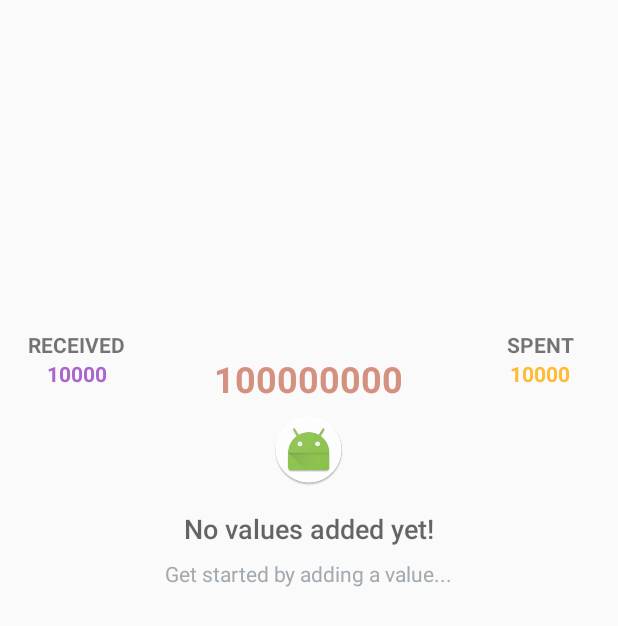
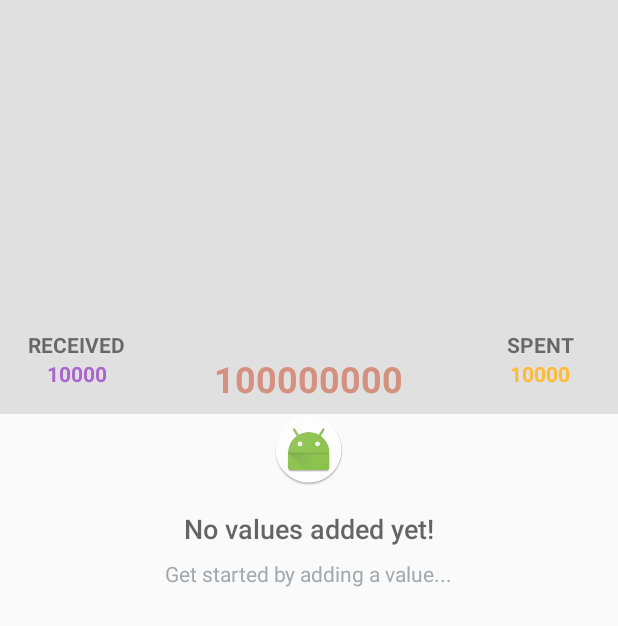
Before and after one commit to anshenguin/New-App-Prototype, an Android app: the layout fragment_today.xml on its own in the app's theme, with its tools: preview values and no code run, on a phone screen of 412 x 824 dp. Shown: the top 626 px of the screen. Run offline under Robolectric (Android 15) with nearby library versions, the light colour scheme and no system bars.

Commit message:
Parallax removed, other UI stuff added

```diff
--- /dev/null
+++ b/app/src/main/java/com/kinitoapps/moneymanager/NonScrollListView.java
@@ -0,0 +1,30 @@
+package com.kinitoapps.moneymanager;
+
+import android.content.Context;
+import android.util.AttributeSet;
+import android.view.ViewGroup;
+import android.widget.ListView;
+
+/**
+ * Created by HP INDIA on 04-Jan-18.
+ */
+public class NonScrollListView extends ListView {
+
+    public NonScrollListView(Context context) {
+        super(context);
+    }
+    public NonScrollListView(Context context, AttributeSet attrs) {
+        super(context, attrs);
+    }
+    public NonScrollListView(Context context, AttributeSet attrs, int defStyle) {
+        super(context, attrs, defStyle);
+    }
+    @Override
+    public void onMeasure(int widthMeasureSpec, int heightMeasureSpec) {
+        int heightMeasureSpec_custom = MeasureSpec.makeMeasureSpec(
+                Integer.MAX_VALUE >> 2, MeasureSpec.AT_MOST);
+        super.onMeasure(widthMeasureSpec, heightMeasureSpec_custom);
+        ViewGroup.LayoutParams params = getLayoutParams();
+        params.height = getMeasuredHeight();
+    }
+}
--- a/app/src/main/java/com/kinitoapps/moneymanager/home.java
+++ b/app/src/main/java/com/kinitoapps/moneymanager/home.java
@@ -18,6 +18,7 @@ import android.support.v7.app.ActionBarDrawerToggle;
 import android.support.v7.app.AppCompatActivity;
 import android.support.v7.widget.Toolbar;
 import android.view.MenuItem;
+import android.widget.Toast;
 
 public class home extends AppCompatActivity
         implements NavigationView.OnNavigationItemSelectedListener, TodayFragment.OnFragmentInteractionListener,YesterdayFragment.OnFragmentInteractionListener {
--- a/app/src/main/res/layout/fragment_today.xml
+++ b/app/src/main/res/layout/fragment_today.xml
@@ -1,35 +1,27 @@
-<android.support.design.widget.CoordinatorLayout xmlns:android="http://schemas.android.com/apk/res/android"
-    xmlns:tools="http://schemas.android.com/tools"
+<?xml version="1.0" encoding="utf-8"?>
+
+<ScrollView
+    xmlns:android="http://schemas.android.com/apk/res/android"
+    xmlns:app="http://schemas.android.com/apk/res-auto"
     android:layout_width="match_parent"
-    android:layout_height="match_parent"
-    xmlns:app="http://schemas.android.com/apk/res-auto"
-    tools:context="com.kinitoapps.moneymanager.TodayFragment">
+    android:focusable="true"
+    android:layout_height="match_parent">
+
+    <!--<android.support.v4.widget.NestedScrollView-->
+    <!--android:layout_width="match_parent"-->
+    <!--android:layout_height="wrap_content">-->
 
     <LinearLayout
         android:layout_width="match_parent"
         android:orientation="vertical"
-        android:layout_height="wrap_content">
-
-        <android.support.design.widget.CollapsingToolbarLayout
-            android:id="@+id/collapsing_toolbar"
-            android:layout_width="match_parent"
-            android:layout_height="wrap_content"
-            app:layout_scrollFlags="scroll|exitUntilCollapsed"
-            android:fitsSystemWindows="true"
-            app:contentScrim="?attr/colorPrimary"
-            app:expandedTitleMarginStart="10dp"
-            app:expandedTitleMarginEnd="64dp">
-
-        <RelativeLayout
-            android:layout_width="match_parent"
-            android:scaleType="centerCrop"
-            android:fitsSystemWindows="true"
-            app:layout_collapseMode="parallax"
+        android:descendantFocusability="blocksDescendants"
         android:layout_height="wrap_content">
             <LinearLayout
                 android:layout_width="match_parent"
-            android:orientation="vertical"
-            android:layout_height="wrap_content">
+                android:layout_height="wrap_content"
+                android:background="#E0E0E0"
+                android:id="@+id/pie_chart"
+                android:orientation="vertical">
 
                     <com.kinitoapps.moneymanager.piechart.PieGraph
                         android:layout_width="match_parent"
@@ -104,14 +96,16 @@
 
                     </LinearLayout>
 
-    </LinearLayout>
-        </RelativeLayout>
-        </android.support.design.widget.CollapsingToolbarLayout>
-    <ListView
+
+
+
+        <com.kinitoapps.moneymanager.NonScrollListView
             android:layout_width="match_parent"
             android:id="@+id/list"
-        app:layout_behavior="@string/appbar_scrolling_view_behavior"
-        android:layout_height="match_parent"/>
+            android:background="#FAFAFA"
+            android:layout_height="wrap_content"/>
+            </LinearLayout>
+
     <RelativeLayout
         android:id="@+id/empty_view"
         android:layout_width="wrap_content"
@@ -148,5 +142,8 @@
             android:textAppearance="?android:textAppearanceSmall"
             android:textColor="#A2AAB0"/>
     </RelativeLayout>
+
+
     </LinearLayout>
-</android.support.design.widget.CoordinatorLayout>
+<!--</android.support.v4.widget.NestedScrollView>-->
+</ScrollView>
--- a/app/src/main/res/values/colors.xml
+++ b/app/src/main/res/values/colors.xml
@@ -1,6 +1,6 @@
 <?xml version="1.0" encoding="utf-8"?>
 <resources>
-    <color name="colorPrimary">#3F51B5</color>
-    <color name="colorPrimaryDark">#303F9F</color>
-    <color name="colorAccent">#FF4081</color>
+    <color name="colorPrimary">#9e9e9e</color>
+    <color name="colorPrimaryDark">#616161</color>
+    <color name="colorAccent">#7E7E7E</color>
 </resources>
```
Also changed, not shown: app/src/main/java/com/kinitoapps/moneymanager/Settings.java (+9 -0 lines), app/src/main/java/com/kinitoapps/moneymanager/TodayFragment.java (+93 -11 lines). Lines whose indentation alone changed are shown as unchanged.
